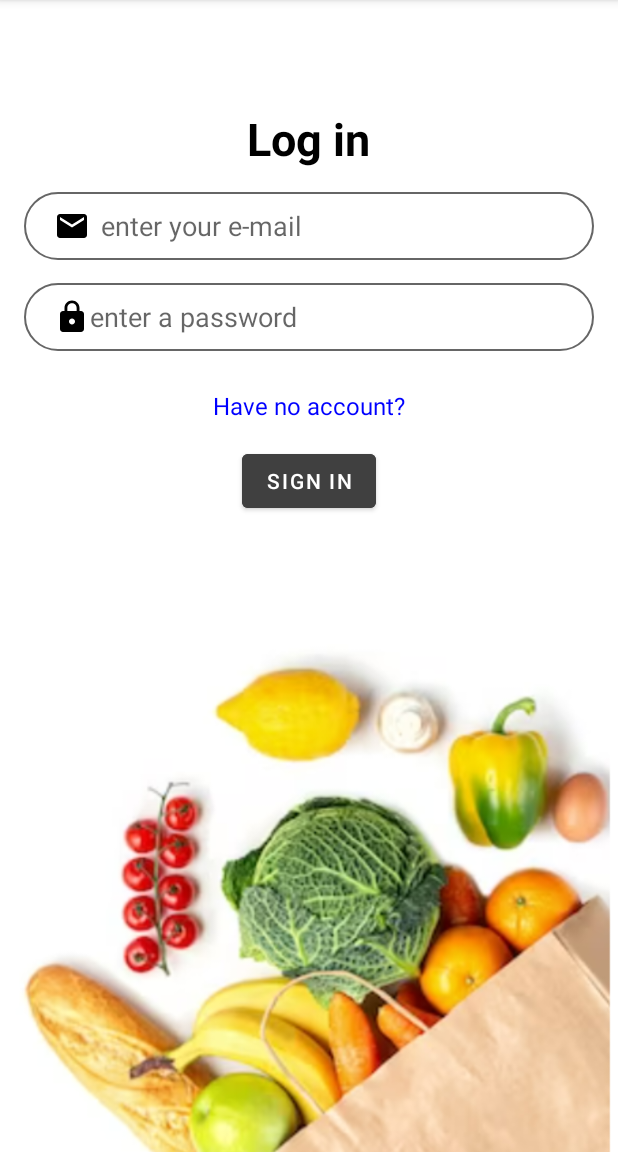
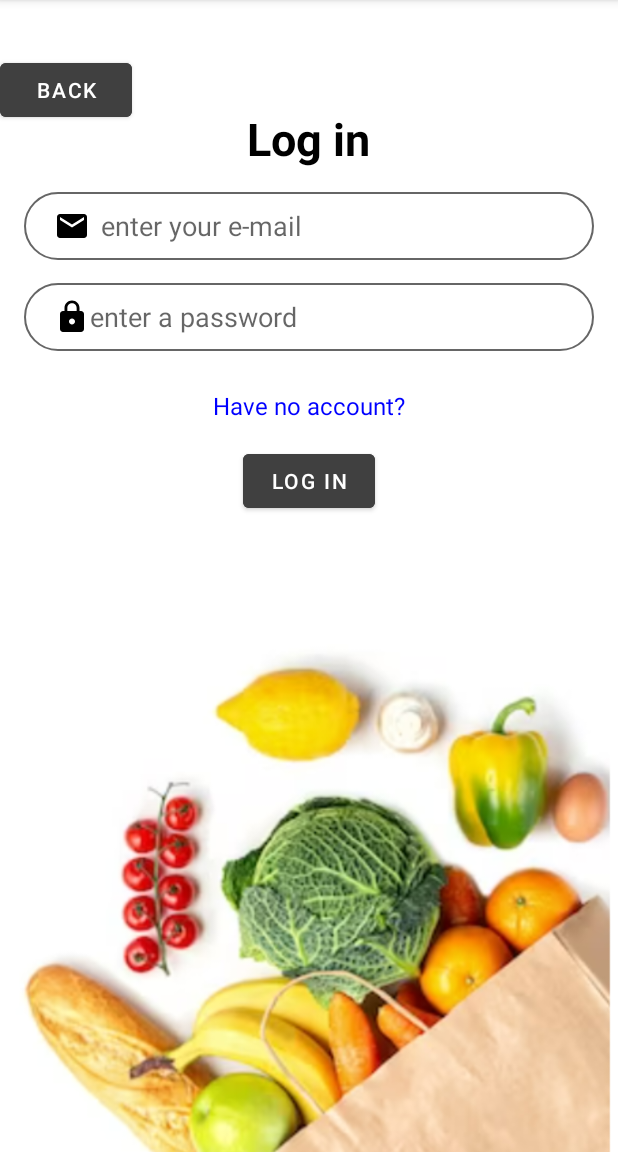
Before and after one commit to Maria498/shared_orders_app, an Android app: the LoginActivity screen opened directly, with no data from a screen before it, on a phone screen of 412 x 824 dp, the part 84-1236 px from its top. Run offline under Robolectric (Android 15) with nearby library versions, the phone set to English and light mode, and no system bars; our stand-ins replace Firebase (no records; nobody signed in at launch, a user with empty details on screens opened directly).

```diff
--- a/app/src/main/java/com/example/super_app/LoginActivity.java
+++ b/app/src/main/java/com/example/super_app/LoginActivity.java
@@ -49,6 +49,9 @@ public class LoginActivity extends AppCompatActivity {
         password = findViewById(R.id.editTextTextPassword);
         linkSignUp = findViewById(R.id.linkSignUp);
         auth = FirebaseAuth.getInstance();
+        backBtn = findViewById(R.id.backBtn);
+        signInBtn.setOnClickListener(v -> moveToActivity(MainActivity.class));
+
 
         db = new DatabaseHelper(context);
         //db.deleteAllUsers();
--- a/app/src/main/res/layout/activity_login.xml
+++ b/app/src/main/res/layout/activity_login.xml
@@ -81,7 +81,16 @@
             android:layout_centerHorizontal="true"
             android:backgroundTint="#404040"
             android:layout_marginTop="15dp"
-            android:text="@string/signIn" />
+            android:text="@string/log_in" />
+
+        <Button
+            android:id="@+id/backBtn"
+            android:layout_width="wrap_content"
+            android:layout_height="wrap_content"
+            android:layout_below="@+id/linkSignUp"
+            android:layout_marginTop="-245dp"
+            android:backgroundTint="#404040"
+            android:text="@string/back" />
 
 
     </RelativeLayout>
--- a/app/src/main/res/layout/activity_signin.xml
+++ b/app/src/main/res/layout/activity_signin.xml
@@ -157,5 +157,8 @@
             android:backgroundTint="#404040"
             android:text="@string/signIn" />
 
+
+
+
     </RelativeLayout>
 </FrameLayout>
```
